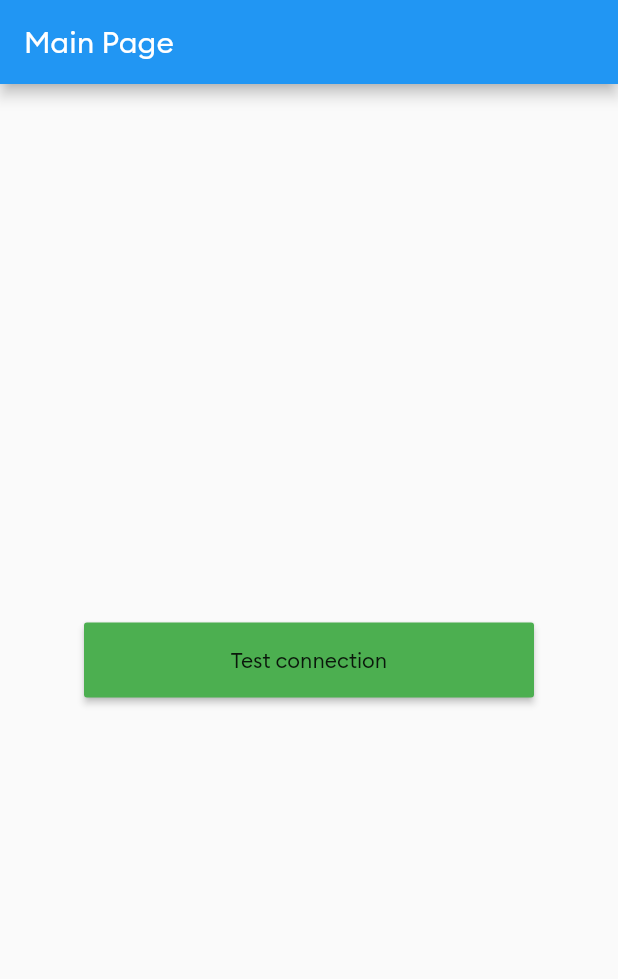
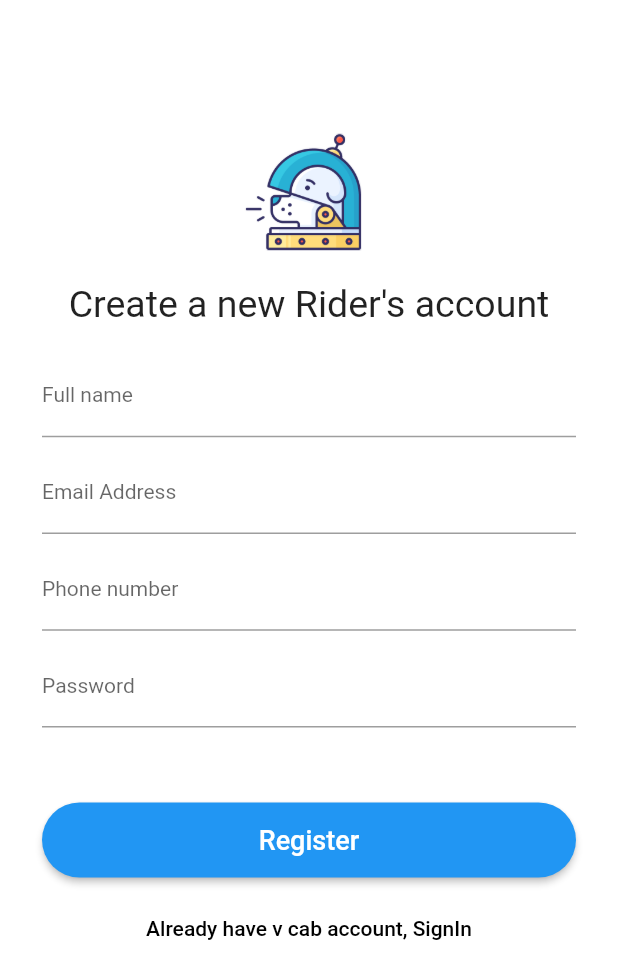
Before and after one commit to mcaalh/react_native_VS_flutter, a Flutter app: the screen it shows after launch, on a phone screen of 412 x 824 dp. Shown: the top 979 px of the screen. Run offline on Flutter 3.47's test engine with Material 2 defaults, Android fonts, the phone set to English and light mode, and no system bars; our stand-ins replace firebase_auth, firebase_core, firebase_database; accounts and stored records are empty; Roboto replaces fonts that are missing (Brand-Bold).

```diff
--- a/cab_driver_flut/lib/main.dart
+++ b/cab_driver_flut/lib/main.dart
@@ -1,6 +1,8 @@
 import 'dart:io';
 
-import 'package:cab_driver_flut/screens/mainpage.dart';
+import 'package:cab_driver_flut/screens/login_page.dart';
+import 'package:cab_driver_flut/screens/main_page.dart';
+import 'package:cab_driver_flut/screens/signup_page.dart';
 import 'package:firebase_core/firebase_core.dart';
 import 'package:flutter/material.dart';
 
@@ -10,18 +12,20 @@ Future<void> main() async {
     name: 'db2',
     options: Platform.isIOS || Platform.isMacOS
         ? const FirebaseOptions(
-            appId: '1:696001866695:ios:458e49da9e16b6763347e2',
-            apiKey: 'AIzaSyCi9IBqiy-wFnCnrSeO2gm874GOgmJwAS0',
-            projectId: 'com.example.cabDriverFlut',
-            messagingSenderId: '696001866695',
-            databaseURL: 'https://v-cab-b9d8d-default-rtdb.firebaseio.com',
+            appId: '1:xxxxxxxxxxxxxxx',
+            apiKey: 'AIzaSyCi9IBqiy-xxxxxxxxxxxxxxxxxxx',
+            projectId: 'com.example.xxxxxxxxxxxxxxxxxxx',
+            messagingSenderId: 'xxxxxxxxxxxxxxxxxxx',
+            databaseURL:
+                'https://v-cab-xxxxxxxxxxxxxxxxxxx-default-rtdb.firebaseio.com',
           )
         : const FirebaseOptions(
-            appId: '1:696001866695:android:5824075e0f8a43043347e2',
-            apiKey: 'AIzaSyCzukp6zbme80i8SPDX1poXaRyO07vANbQ',
-            messagingSenderId: '696001866695',
-            projectId: 'v-cab-b9d8d',
-            databaseURL: 'https://v-cab-b9d8d-default-rtdb.firebaseio.com',
+            appId: '1:xxxxxxxxxxxxxxxxxxx:android:xxxxxxxxxxxxxxxxxxx',
+            apiKey: 'xxxxxxxxxxxxxxxxxxx',
+            messagingSenderId: 'xxxxxxxxxxxxxxxxxxx',
+            projectId: 'v-cab-xxxxxxxxxxxxxxxxxxx',
+            databaseURL:
+                'https://v-cab-xxxxxxxxxxxxxxxxxxx-default-rtdb.firebaseio.com',
           ),
   );
   runApp(MyApp());
@@ -32,11 +36,18 @@ class MyApp extends StatelessWidget {
   @override
   Widget build(BuildContext context) {
     return MaterialApp(
+      debugShowCheckedModeBanner: false,
       theme: ThemeData(
         fontFamily: 'Brand-Regular',
         primarySwatch: Colors.blue,
       ),
-      home: MainPage(),
+      home: SignupPage(),
+      initialRoute: SignupPage.id,
+      routes: {
+        SignupPage.id: (context) => SignupPage(),
+        LoginPage.id: (context) => LoginPage(),
+        MainPage.id: (context) => MainPage(),
+      },
     );
   }
 }
--- a/cab_driver_flut/lib/screens/mainpage.dart
+++ b/cab_driver_flut/lib/screens/main_page.dart
@@ -2,6 +2,8 @@ import 'package:firebase_database/firebase_database.dart';
 import 'package:flutter/material.dart';
 
 class MainPage extends StatefulWidget {
+  static const String id = 'main_page';
+
   @override
   _MainPageState createState() => _MainPageState();
 }
--- /dev/null
+++ b/cab_driver_flut/lib/screens/signup_page.dart
@@ -0,0 +1,144 @@
+import 'dart:ui';
+
+import 'package:cab_driver_flut/screens/login_page.dart';
+import 'package:cab_driver_flut/widgets/button_log_widget.dart';
+import 'package:cab_driver_flut/widgets/text_field_widget.dart';
+import 'package:firebase_auth/firebase_auth.dart';
+import 'package:flutter/material.dart';
+
+class SignupPage extends StatelessWidget {
+  static const String id = 'signup_page';
+
+  final FirebaseAuth _auth = FirebaseAuth.instance;
+
+  var fullNameController = TextEditingController();
+  var emailController = TextEditingController();
+  var passwordController = TextEditingController();
+  var phoneController = TextEditingController();
+
+  final GlobalKey<ScaffoldMessengerState> scaffoldKey =
+      new GlobalKey<ScaffoldMessengerState>();
+
+  void showSnackBar(String title) {
+    final snackbar = SnackBar(
+      content: Text(
+        title,
+        textAlign: TextAlign.center,
+      ),
+    );
+    scaffoldKey.currentState.showSnackBar(snackbar);
+  }
+
+  void registerUser() async {
+    print(passwordController.text);
+    try {
+      UserCredential userCredential =
+          await _auth.createUserWithEmailAndPassword(
+              email: emailController.text, password: passwordController.text);
+    } on FirebaseAuthException catch (e) {
+      if (e.code == 'weak-password') {
+        print('The password provided is too weak.');
+      } else if (e.code == 'email-already-in-use') {
+        print('The account already exists for that email.');
+      }
+    } catch (e) {
+      print(e);
+    }
+  }
+
+  @override
+  Widget build(BuildContext context) {
+    return MaterialApp(
+      debugShowCheckedModeBanner: false,
+      scaffoldMessengerKey: scaffoldKey,
+      home: Scaffold(
+        backgroundColor: Colors.white,
+        body: SafeArea(
+          child: SingleChildScrollView(
+            child: Padding(
+              padding: EdgeInsets.all(8.0),
+              child: Column(
+                children: [
+                  SizedBox(height: 70.0),
+                  Image(
+                    alignment: Alignment.center,
+                    image: AssetImage('images/dogmonaut.png'),
+                    height: 100,
+                    width: 100,
+                  ),
+                  SizedBox(
+                    height: 10,
+                  ),
+                  Text(
+                    'Create a new Rider\'s account',
+                    textAlign: TextAlign.center,
+                    style: TextStyle(fontFamily: 'Brand-Bold', fontSize: 25),
+                  ),
+                  Padding(
+                    padding: const EdgeInsets.all(20.0),
+                    child: Column(
+                      children: [
+                        TextFieldWidget(
+                          widgetController: fullNameController,
+                          labelText: 'Full name',
+                          hidden: false,
+                        ),
+                        TextFieldWidget(
+                          widgetController: emailController,
+                          labelText: 'Email Address',
+                          keyboardType: TextInputType.emailAddress,
+                          hidden: false,
+                        ),
+                        TextFieldWidget(
+                          widgetController: phoneController,
+                          labelText: 'Phone number',
+                          keyboardType: TextInputType.phone,
+                          hidden: false,
+                        ),
+                        TextFieldWidget(
+                          widgetController: passwordController,
+                          labelText: 'Password',
+                          hidden: true,
+                        ),
+                        ButtonLogWidget(
+                          labelText: 'Register',
+                          clickAction: () {
+                            if (fullNameController.text.length < 3) {
+                              showSnackBar('please provide a valid Name');
+                              return null;
+                            }
+                            if (!emailController.text.contains('@')) {
+                              showSnackBar(
+                                  'please provide a valid email address');
+                              return null;
+                            }
+                            if (phoneController.text.length < 10) {
+                              showSnackBar(
+                                  'please provide a valid phone number');
+                              return null;
+                            }
+                            if (passwordController.text.length < 8) {
+                              showSnackBar(
+                                  'password must be at least 8 characters');
+                              return null;
+                            }
+                            return registerUser;
+                          },
+                          registerType: true,
+                          routeNav: () {
+                            Navigator.pushNamedAndRemoveUntil(
+                                context, LoginPage.id, (route) => false);
+                          },
+                        ),
+                      ],
+                    ),
+                  ),
+                ],
+              ),
+            ),
+          ),
+        ),
+      ),
+    );
+  }
+}
--- /dev/null
+++ b/cab_driver_flut/lib/widgets/button_log_widget.dart
@@ -0,0 +1,53 @@
+import 'package:flutter/cupertino.dart';
+import 'package:flutter/material.dart';
+
+class ButtonLogWidget extends StatelessWidget {
+  ButtonLogWidget({
+    @required this.labelText,
+    @required this.clickAction,
+    @required this.registerType,
+    @required this.routeNav,
+  });
+
+  final String labelText;
+  final Function clickAction;
+  final bool registerType;
+  final Function routeNav;
+
+  @override
+  Widget build(BuildContext context) {
+    return Column(
+      children: [
+        SizedBox(
+          height: 40,
+        ),
+        ElevatedButton(
+          style: ElevatedButton.styleFrom(
+              shape: const RoundedRectangleBorder(
+            borderRadius: BorderRadius.all(Radius.circular(25)),
+          )),
+          onPressed: clickAction,
+          child: Container(
+            height: 50,
+            child: Center(
+              child: Text(
+                labelText,
+                style: TextStyle(fontSize: 18, fontFamily: 'Brand-Bold'),
+              ),
+            ),
+          ),
+        ),
+        SizedBox(
+          height: 10,
+        ),
+        TextButton(
+          style: TextButton.styleFrom(primary: Colors.black),
+          onPressed: routeNav,
+          child: Text(registerType
+              ? 'Already have v cab account, SignIn'
+              : 'Don\'t have account yet? sign up here'),
+        ),
+      ],
+    );
+  }
+}
--- /dev/null
+++ b/cab_driver_flut/lib/widgets/text_field_widget.dart
@@ -0,0 +1,39 @@
+import 'dart:ui';
+
+import 'package:flutter/material.dart';
+
+class TextFieldWidget extends StatelessWidget {
+  TextFieldWidget({
+    this.keyboardType,
+    @required this.labelText,
+    @required this.hidden,
+    @required this.widgetController,
+  });
+
+  final TextInputType keyboardType;
+  final String labelText;
+  final bool hidden;
+  final TextEditingController widgetController;
+
+  @override
+  Widget build(BuildContext context) {
+    return Container(
+      child: TextField(
+        controller: widgetController,
+        obscureText: hidden,
+        keyboardType: keyboardType,
+        decoration: InputDecoration(
+          labelText: labelText,
+          labelStyle: TextStyle(fontSize: 14.0),
+          hintStyle: TextStyle(color: Colors.grey, fontSize: 10.0),
+        ),
+        style: TextStyle(
+          fontSize: 14,
+        ),
+      ),
+      margin: EdgeInsets.only(
+        bottom: 10,
+      ),
+    );
+  }
+}
```
Also changed, not shown: cab_driver_flut/lib/brand_colors.dart (added, +31 -0 lines), cab_driver_flut/lib/screens/login_page.dart (added, +88 -0 lines), cab_driver_flut/lib/screens/loginpage.dart (deleted, +0 -23 lines), cool_hunter/lib/main.dart (added, +113 -0 lines), cool_hunter/pubspec.yaml (added, +76 -0 lines), cab_driver_flut/images/dogmonaut.png (added), cool_hunter/pubspec.lock (added), 67 other files.
